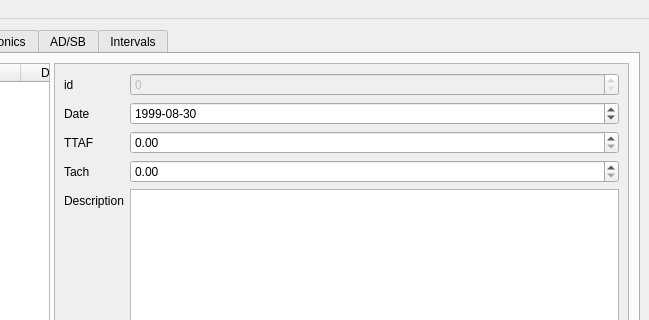
Above: interfaces/form.ui from Shadowist/aircraft_mx_tracker before the change; both pictures show x 400 to 1049 and y 0 to 320 of the 1049 by 684 pixel window. Below: the same form after it.
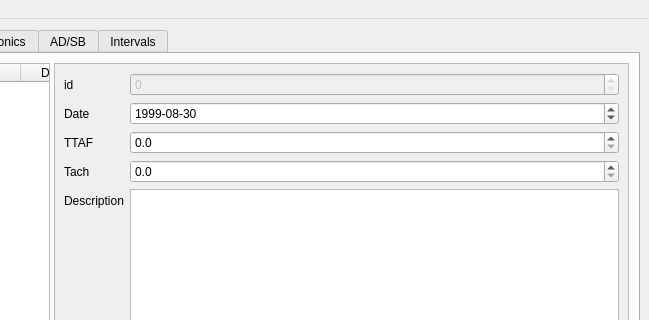
That is the form after the change.

Commit message: Adjusted decimals for tach and ttaf

The edit to the form file:
```diff
--- a/interfaces/form.ui
+++ b/interfaces/form.ui
@@ -129,6 +129,9 @@
              </item>
              <item row="2" column="1">
               <widget class="QDoubleSpinBox" name="airframe_ttaf">
+               <property name="decimals">
+                <number>1</number>
+               </property>
                <property name="maximum">
                 <double>1000000.000000000000000</double>
                </property>
@@ -143,6 +146,9 @@
              </item>
              <item row="3" column="1">
               <widget class="QDoubleSpinBox" name="airframe_tach">
+               <property name="decimals">
+                <number>1</number>
+               </property>
                <property name="minimum">
                 <double>0.000000000000000</double>
                </property>
```
The commit also changes 1 other file.
